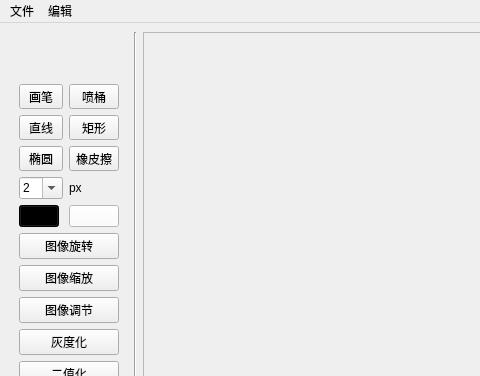
Above: src/view/MainWindow.ui from quniLcs/dip-paint before the change; both pictures show x 0 to 480 and y 0 to 376 of the 971 by 631 pixel window. Below: the same form after it.
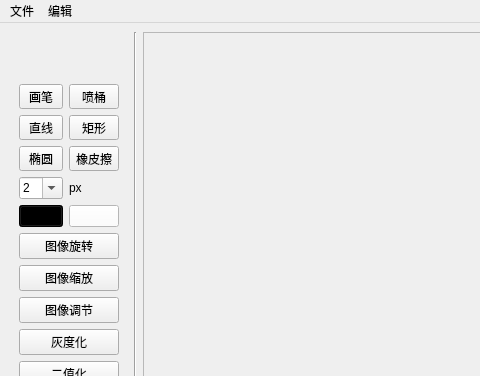
That is the form after the change. Icons and pictures are not drawn.

What changed in the file:
```diff
--- a/src/view/MainWindow.ui
+++ b/src/view/MainWindow.ui
@@ -245,7 +245,7 @@
        <item row="4" column="0">
         <widget class="QPushButton" name="preColorBtn">
          <property name="sizePolicy">
-          <sizepolicy hsizetype="Fixed" vsizetype="Fixed">
+          <sizepolicy hsizetype="Minimum" vsizetype="Fixed">
            <horstretch>0</horstretch>
            <verstretch>0</verstretch>
           </sizepolicy>
```
